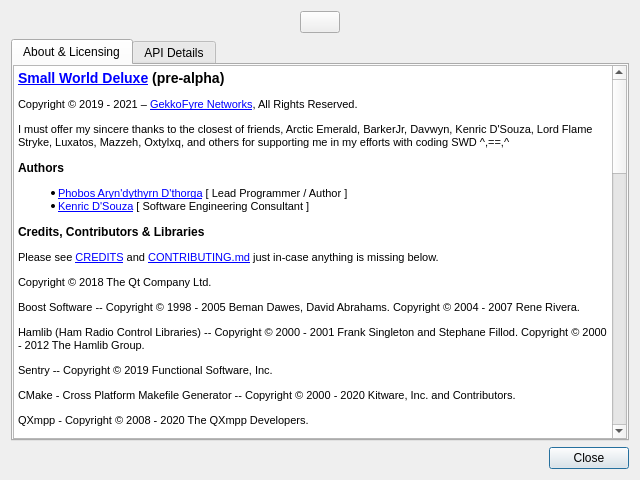
This is src/ui/aboutdialog.ui in GekkoFyre/small-world-deluxe as Qt 5 draws it before an edit. The edited form follows.
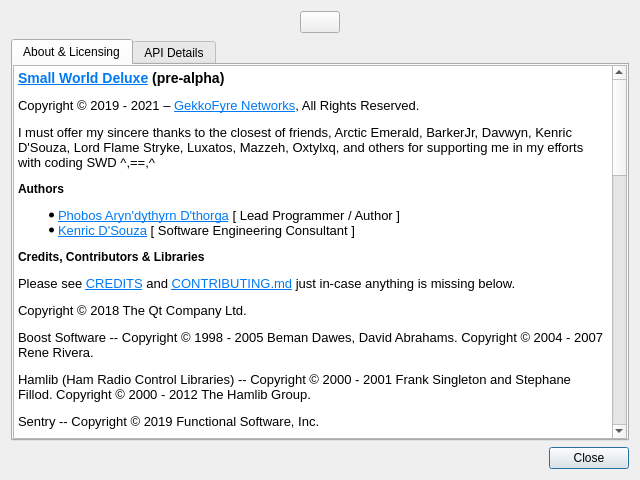
This is the edited form.

Commit message: * Added further integration for the spelling library, QtSpell, which uses Enchant as a basis for its spell-checking. * Updated CREDITS file and related.

```diff
--- a/src/ui/aboutdialog.ui
+++ b/src/ui/aboutdialog.ui
@@ -159,64 +159,49 @@
                 <string>&lt;!DOCTYPE HTML PUBLIC &quot;-//W3C//DTD HTML 4.0//EN&quot; &quot;http://www.w3.org/TR/REC-html40/strict.dtd&quot;&gt;
 &lt;html&gt;&lt;head&gt;&lt;meta name=&quot;qrichtext&quot; content=&quot;1&quot; /&gt;&lt;title&gt;About&lt;/title&gt;&lt;style type=&quot;text/css&quot;&gt;
 p, li { white-space: pre-wrap; }
-&lt;/style&gt;&lt;/head&gt;&lt;body style=&quot; font-family:'MS Shell Dlg 2'; font-size:7.8pt; font-weight:400; font-style:normal;&quot;&gt;
-&lt;h3 style=&quot; margin-top:14px; margin-bottom:12px; margin-left:0px; margin-right:0px; -qt-block-indent:0; text-indent:0px;&quot;&gt;&lt;a href=&quot;https://git.gekkofyre.io/amateur-radio/small-world-deluxe/&quot;&gt;&lt;span style=&quot; font-size:8pt; font-weight:600; text-decoration: underline; color:#0000ff;&quot;&gt;Small World Deluxe&lt;/span&gt;&lt;/a&gt;&lt;span style=&quot; font-size:8pt; font-weight:600;&quot;&gt; (pre-alpha)&lt;/span&gt;&lt;/h3&gt;
-&lt;p style=&quot; margin-top:12px; margin-bottom:12px; margin-left:0px; margin-right:0px; -qt-block-indent:0; text-indent:0px;&quot;&gt;&lt;span style=&quot; font-size:8pt;&quot;&gt;Copyright © 2019 - 2021 – &lt;/span&gt;&lt;a href=&quot;https://gekkofyre.io/&quot;&gt;&lt;span style=&quot; font-size:8pt; text-decoration: underline; color:#0000ff;&quot;&gt;GekkoFyre Networks&lt;/span&gt;&lt;/a&gt;&lt;span style=&quot; font-size:8pt;&quot;&gt;, All Rights Reserved.&lt;/span&gt;&lt;/p&gt;
-&lt;p style=&quot; margin-top:12px; margin-bottom:12px; margin-left:0px; margin-right:0px; -qt-block-indent:0; text-indent:0px;&quot;&gt;&lt;span style=&quot; font-size:8pt;&quot;&gt;I must offer my sincere thanks to the closest of friends, Arctic Emerald, BarkerJr, Davwyn, Kenric D'Souza, Lord Flame Stryke, Luxatos, Mazzeh, Oxtylxq, and others for supporting me in my efforts with coding SWD ^,==,^&lt;/span&gt;&lt;/p&gt;
-&lt;h4 style=&quot; margin-top:12px; margin-bottom:12px; margin-left:0px; margin-right:0px; -qt-block-indent:0; text-indent:0px;&quot;&gt;&lt;span style=&quot; font-size:8pt; font-weight:600;&quot;&gt;Authors&lt;/span&gt;&lt;/h4&gt;
-&lt;ul style=&quot;margin-top: 0px; margin-bottom: 0px; margin-left: 0px; margin-right: 0px; -qt-list-indent: 1;&quot;&gt;&lt;li style=&quot; font-size:8pt;&quot; style=&quot; margin-top:12px; margin-bottom:0px; margin-left:0px; margin-right:0px; -qt-block-indent:0; text-indent:0px;&quot;&gt;&lt;a href=&quot;https://code.gekkofyre.io/phobos-dthorga&quot;&gt;&lt;span style=&quot; text-decoration: underline; color:#0000ff;&quot;&gt;Phobos Aryn'dythyrn D'thorga&lt;/span&gt;&lt;/a&gt; [ Lead Programmer / Author ]&lt;/li&gt;
-&lt;li style=&quot; font-size:8pt;&quot; style=&quot; margin-top:0px; margin-bottom:12px; margin-left:0px; margin-right:0px; -qt-block-indent:0; text-indent:0px;&quot;&gt;&lt;a href=&quot;https://code.gekkofyre.io/azurebyte&quot;&gt;&lt;span style=&quot; text-decoration: underline; color:#0000ff;&quot;&gt;Kenric D'Souza&lt;/span&gt;&lt;/a&gt; [ Software Engineering Consultant ] &lt;/li&gt;&lt;/ul&gt;
-&lt;h4 style=&quot; margin-top:12px; margin-bottom:12px; margin-left:0px; margin-right:0px; -qt-block-indent:0; text-indent:0px;&quot;&gt;&lt;span style=&quot; font-size:8pt; font-weight:600;&quot;&gt;Credits, Contributors &amp;amp; Libraries&lt;/span&gt;&lt;/h4&gt;
-&lt;p style=&quot; margin-top:12px; margin-bottom:12px; margin-left:0px; margin-right:0px; -qt-block-indent:0; text-indent:0px;&quot;&gt;&lt;span style=&quot; font-size:8pt;&quot;&gt;Please see &lt;/span&gt;&lt;a href=&quot;https://code.gekkofyre.io/amateur-radio/small-world-deluxe/-/blob/develop/CREDITS&quot;&gt;&lt;span style=&quot; font-size:8pt; text-decoration: underline; color:#0000ff;&quot;&gt;CREDITS&lt;/span&gt;&lt;/a&gt;&lt;span style=&quot; font-size:8pt;&quot;&gt; and &lt;/span&gt;&lt;a href=&quot;https://code.gekkofyre.io/amateur-radio/small-world-deluxe/-/blob/develop/CONTRIBUTING.md&quot;&gt;&lt;span style=&quot; font-size:8pt; text-decoration: underline; color:#0000ff;&quot;&gt;CONTRIBUTING.md&lt;/span&gt;&lt;/a&gt;&lt;span style=&quot; font-size:8pt;&quot;&gt; just in-case anything is missing below.&lt;/span&gt;&lt;/p&gt;
-&lt;p style=&quot; margin-top:12px; margin-bottom:12px; margin-left:0px; margin-right:0px; -qt-block-indent:0; text-indent:0px;&quot;&gt;&lt;span style=&quot; font-family:'Courier New'; font-size:8pt;&quot;&gt;Copyright © 2018 The Qt Company Ltd.&lt;/span&gt;&lt;/p&gt;
-&lt;p style=&quot; margin-top:12px; margin-bottom:12px; margin-left:0px; margin-right:0px; -qt-block-indent:0; text-indent:0px;&quot;&gt;&lt;span style=&quot; font-family:'Courier New'; font-size:8pt;&quot;&gt;Boost Software -- Copyright © 1998 - 2005 Beman Dawes, David Abrahams. Copyright © 2004 - 2007 Rene Rivera.&lt;/span&gt;&lt;/p&gt;
-&lt;p style=&quot; margin-top:12px; margin-bottom:12px; margin-left:0px; margin-right:0px; -qt-block-indent:0; text-indent:0px;&quot;&gt;&lt;span style=&quot; font-family:'Courier New'; font-size:8pt;&quot;&gt;Hamlib (Ham Radio Control Libraries) -- Copyright © 2000 - 2001 Frank Singleton and Stephane Fillod. Copyright © 2000 - 2012 The Hamlib Group.&lt;/span&gt;&lt;/p&gt;
-&lt;p style=&quot; margin-top:12px; margin-bottom:12px; margin-left:0px; margin-right:0px; -qt-block-indent:0; text-indent:0px;&quot;&gt;&lt;span style=&quot; font-family:'Courier New'; font-size:8pt;&quot;&gt;Sentry -- Copyright © 2019 Functional Software, Inc.&lt;/span&gt;&lt;/p&gt;
-&lt;p style=&quot; margin-top:12px; margin-bottom:12px; margin-left:0px; margin-right:0px; -qt-block-indent:0; text-indent:0px;&quot;&gt;&lt;span style=&quot; font-family:'Courier New'; font-size:8pt;&quot;&gt;CMake - Cross Platform Makefile Generator -- Copyright © 2000 - 2020 Kitware, Inc. and Contributors.&lt;/span&gt;&lt;/p&gt;
-&lt;p style=&quot; margin-top:12px; margin-bottom:12px; margin-left:0px; margin-right:0px; -qt-block-indent:0; text-indent:0px;&quot;&gt;&lt;span style=&quot; font-family:'Courier New'; font-size:8pt;&quot;&gt;QXmpp - Copyright © 2008 - 2020 The QXmpp Developers.&lt;/span&gt;&lt;/p&gt;
-&lt;p style=&quot; margin-top:12px; margin-bottom:12px; margin-left:0px; margin-right:0px; -qt-block-indent:0; text-indent:0px;&quot;&gt;&lt;span style=&quot; font-family:'Courier New'; font-size:8pt;&quot;&gt;SingleApplication -- Copyright © 2015 - 2020 Itay Grudev.&lt;/span&gt;&lt;/p&gt;
-&lt;p style=&quot; margin-top:12px; margin-bottom:12px; margin-left:0px; margin-right:0px; -qt-block-indent:0; text-indent:0px;&quot;&gt;&lt;span style=&quot; font-family:'Courier New'; font-size:8pt;&quot;&gt;KissFFT -- Copyright © 2003 - 2010 Mark Borgerding . All rights reserved.&lt;/span&gt;&lt;/p&gt;
-&lt;p style=&quot; margin-top:12px; margin-bottom:12px; margin-left:0px; margin-right:0px; -qt-block-indent:0; text-indent:0px;&quot;&gt;&lt;span style=&quot; font-family:'Courier New'; font-size:8pt;&quot;&gt;Hunspell -- Copyright © 2021 Kevin Hendricks and Caolán McNamara et al.&lt;/span&gt;&lt;/p&gt;
-&lt;p style=&quot; margin-top:12px; margin-bottom:12px; margin-left:0px; margin-right:0px; -qt-block-indent:0; text-indent:0px;&quot;&gt;&lt;span style=&quot; font-family:'Courier New'; font-size:8pt;&quot;&gt;QwtWaterfallplot -- Copyright © 2019 Amine Mzoughi.&lt;/span&gt;&lt;/p&gt;
+&lt;/style&gt;&lt;/head&gt;&lt;body style=&quot; font-family:'Noto Sans'; font-size:10pt; font-weight:400; font-style:normal;&quot;&gt;
+&lt;h3 style=&quot; margin-top:14px; margin-bottom:12px; margin-left:0px; margin-right:0px; -qt-block-indent:0; text-indent:0px;&quot;&gt;&lt;a name=&quot;small-world-deluxe-pre-alpha&quot;&gt;&lt;/a&gt;&lt;a href=&quot;https://git.gekkofyre.io/amateur-radio/small-world-deluxe/&quot;&gt;&lt;span style=&quot; font-size:large; font-weight:600; text-decoration: underline; color:#007af4;&quot;&gt;S&lt;/span&gt;&lt;/a&gt;&lt;span style=&quot; font-size:large; font-weight:600; text-decoration: underline; color:#007af4;&quot;&gt;mall World Deluxe&lt;/span&gt;&lt;span style=&quot; font-size:large; font-weight:600;&quot;&gt; (pre-alpha)&lt;/span&gt;&lt;/h3&gt;
+&lt;p style=&quot; margin-top:12px; margin-bottom:12px; margin-left:0px; margin-right:0px; -qt-block-indent:0; text-indent:0px;&quot;&gt;Copyright © 2019 - 2021 – &lt;a href=&quot;https://gekkofyre.io/&quot;&gt;&lt;span style=&quot; text-decoration: underline; color:#007af4;&quot;&gt;GekkoFyre Networks&lt;/span&gt;&lt;/a&gt;, All Rights Reserved.&lt;/p&gt;
+&lt;p style=&quot; margin-top:12px; margin-bottom:12px; margin-left:0px; margin-right:0px; -qt-block-indent:0; text-indent:0px;&quot;&gt;I must offer my sincere thanks to the closest of friends, Arctic Emerald, BarkerJr, Davwyn, Kenric D'Souza, Lord Flame Stryke, Luxatos, Mazzeh, Oxtylxq, and others for supporting me in my efforts with coding SWD ^,==,^&lt;/p&gt;
+&lt;h4 style=&quot; margin-top:12px; margin-bottom:12px; margin-left:0px; margin-right:0px; -qt-block-indent:0; text-indent:0px;&quot;&gt;&lt;a name=&quot;authors&quot;&gt;&lt;/a&gt;&lt;span style=&quot; font-size:medium; font-weight:600;&quot;&gt;A&lt;/span&gt;&lt;span style=&quot; font-size:medium; font-weight:600;&quot;&gt;uthors&lt;/span&gt;&lt;/h4&gt;
+&lt;ul style=&quot;margin-top: 0px; margin-bottom: 0px; margin-left: 0px; margin-right: 0px; -qt-list-indent: 1;&quot;&gt;&lt;li style=&quot; margin-top:12px; margin-bottom:0px; margin-left:0px; margin-right:0px; -qt-block-indent:0; text-indent:0px;&quot;&gt;&lt;a href=&quot;https://code.gekkofyre.io/phobos-dthorga&quot;&gt;&lt;span style=&quot; text-decoration: underline; color:#007af4;&quot;&gt;Phobos Aryn'dythyrn D'thorga&lt;/span&gt;&lt;/a&gt; [ Lead Programmer / Author ]&lt;/li&gt;
+&lt;li style=&quot; margin-top:0px; margin-bottom:12px; margin-left:0px; margin-right:0px; -qt-block-indent:0; text-indent:0px;&quot;&gt;&lt;a href=&quot;https://code.gekkofyre.io/azurebyte&quot;&gt;&lt;span style=&quot; text-decoration: underline; color:#007af4;&quot;&gt;Kenric D'Souza&lt;/span&gt;&lt;/a&gt; [ Software Engineering Consultant ] &lt;/li&gt;&lt;/ul&gt;
+&lt;h4 style=&quot; margin-top:12px; margin-bottom:12px; margin-left:0px; margin-right:0px; -qt-block-indent:0; text-indent:0px;&quot;&gt;&lt;a name=&quot;credits-contributors--libraries&quot;&gt;&lt;/a&gt;&lt;span style=&quot; font-size:medium; font-weight:600;&quot;&gt;C&lt;/span&gt;&lt;span style=&quot; font-size:medium; font-weight:600;&quot;&gt;redits, Contributors &amp;amp; Libraries&lt;/span&gt;&lt;/h4&gt;
+&lt;p style=&quot; margin-top:12px; margin-bottom:12px; margin-left:0px; margin-right:0px; -qt-block-indent:0; text-indent:0px;&quot;&gt;Please see &lt;a href=&quot;https://code.gekkofyre.io/amateur-radio/small-world-deluxe/-/blob/develop/CREDITS&quot;&gt;&lt;span style=&quot; text-decoration: underline; color:#007af4;&quot;&gt;CREDITS&lt;/span&gt;&lt;/a&gt; and &lt;a href=&quot;https://code.gekkofyre.io/amateur-radio/small-world-deluxe/-/blob/develop/CONTRIBUTING.md&quot;&gt;&lt;span style=&quot; text-decoration: underline; color:#007af4;&quot;&gt;CONTRIBUTING.md&lt;/span&gt;&lt;/a&gt; just in-case anything is missing below.&lt;/p&gt;
+&lt;p style=&quot; margin-top:12px; margin-bottom:12px; margin-left:0px; margin-right:0px; -qt-block-indent:0; text-indent:0px;&quot;&gt;&lt;span style=&quot; font-family:'Hack';&quot;&gt;Copyright © 2018 The Qt Company Ltd.&lt;/span&gt;&lt;/p&gt;
+&lt;p style=&quot; margin-top:12px; margin-bottom:12px; margin-left:0px; margin-right:0px; -qt-block-indent:0; text-indent:0px;&quot;&gt;&lt;span style=&quot; font-family:'Hack';&quot;&gt;Boost Software -- Copyright © 1998 - 2005 Beman Dawes, David Abrahams. Copyright © 2004 - 2007 Rene Rivera.&lt;/span&gt;&lt;/p&gt;
+&lt;p style=&quot; margin-top:12px; margin-bottom:12px; margin-left:0px; margin-right:0px; -qt-block-indent:0; text-indent:0px;&quot;&gt;&lt;span style=&quot; font-family:'Hack';&quot;&gt;Hamlib (Ham Radio Control Libraries) -- Copyright © 2000 - 2001 Frank Singleton and Stephane Fillod. Copyright © 2000 - 2012 The Hamlib Group.&lt;/span&gt;&lt;/p&gt;
+&lt;p style=&quot; margin-top:12px; margin-bottom:12px; margin-left:0px; margin-right:0px; -qt-block-indent:0; text-indent:0px;&quot;&gt;&lt;span style=&quot; font-family:'Hack';&quot;&gt;Sentry -- Copyright © 2019 Functional Software, Inc.&lt;/span&gt;&lt;/p&gt;
+&lt;p style=&quot; margin-top:12px; margin-bottom:12px; margin-left:0px; margin-right:0px; -qt-block-indent:0; text-indent:0px;&quot;&gt;&lt;span style=&quot; font-family:'Hack';&quot;&gt;CMake - Cross Platform Makefile Generator -- Copyright © 2000 - 2020 Kitware, Inc. and Contributors.&lt;/span&gt;&lt;/p&gt;
+&lt;p style=&quot; margin-top:12px; margin-bottom:12px; margin-left:0px; margin-right:0px; -qt-block-indent:0; text-indent:0px;&quot;&gt;&lt;span style=&quot; font-family:'Hack';&quot;&gt;QXmpp - Copyright © 2008 - 2020 The QXmpp Developers.&lt;/span&gt;&lt;/p&gt;
+&lt;p style=&quot; margin-top:12px; margin-bottom:12px; margin-left:0px; margin-right:0px; -qt-block-indent:0; text-indent:0px;&quot;&gt;&lt;span style=&quot; font-family:'Hack';&quot;&gt;SingleApplication -- Copyright © 2015 - 2020 Itay Grudev.&lt;/span&gt;&lt;/p&gt;
+&lt;p style=&quot; margin-top:12px; margin-bottom:12px; margin-left:0px; margin-right:0px; -qt-block-indent:0; text-indent:0px;&quot;&gt;&lt;span style=&quot; font-family:'Hack';&quot;&gt;KissFFT -- Copyright © 2003 - 2010 Mark Borgerding . All rights reserved.&lt;/span&gt;&lt;/p&gt;
+&lt;p style=&quot; margin-top:12px; margin-bottom:12px; margin-left:0px; margin-right:0px; -qt-block-indent:0; text-indent:0px;&quot;&gt;&lt;span style=&quot; font-family:'Hack';&quot;&gt;Enchant -- Copyright © 1998 - 2020 AbiSource Community. All rights reserved.&lt;/span&gt;&lt;/p&gt;
+&lt;p style=&quot; margin-top:12px; margin-bottom:12px; margin-left:0px; margin-right:0px; -qt-block-indent:0; text-indent:0px;&quot;&gt;&lt;span style=&quot; font-family:'Hack';&quot;&gt;QtSpell - Copyright © 2014 Sandro Mani.&lt;/span&gt;&lt;/p&gt;
+&lt;p style=&quot; margin-top:12px; margin-bottom:12px; margin-left:0px; margin-right:0px; -qt-block-indent:0; text-indent:0px;&quot;&gt;&lt;span style=&quot; font-family:'Hack';&quot;&gt;QwtWaterfallplot -- Copyright © 2019 Amine Mzoughi.&lt;/span&gt;&lt;/p&gt;
 &lt;hr /&gt;
-&lt;p style=&quot; margin-top:12px; margin-bottom:0px; margin-left:0px; margin-right:0px; -qt-block-indent:0; text-indent:0px;&quot;&gt;&lt;span style=&quot; font-family:'Courier New'; font-size:8pt;&quot;&gt;Opus&lt;/span&gt;&lt;/p&gt;
-&lt;p style=&quot; margin-top:0px; margin-bottom:0px; margin-left:0px; margin-right:0px; -qt-block-indent:0; text-indent:0px;&quot;&gt;&lt;span style=&quot; font-family:'Courier New'; font-size:8pt;&quot;&gt;----------------------------------&lt;/span&gt;&lt;/p&gt;
-&lt;p style=&quot; margin-top:0px; margin-bottom:0px; margin-left:0px; margin-right:0px; -qt-block-indent:0; text-indent:0px;&quot;&gt;&lt;span style=&quot; font-family:'Courier New'; font-size:8pt;&quot;&gt;Copyright © 2001 - 2011 Xiph.Org, Skype Limited, Octasic, Jean-Marc Valin, Timothy B. Terriberry, CSIRO, Gregory Maxwell, Mark Borgerding, Erik de Castro Lopo.&lt;/span&gt;&lt;/p&gt;
-&lt;p style=&quot;-qt-paragraph-type:empty; margin-top:0px; margin-bottom:12px; margin-left:0px; margin-right:0px; -qt-block-indent:0; text-indent:0px; font-family:'Courier New'; font-size:8pt;&quot;&gt;&lt;br /&gt;&lt;/p&gt;
-&lt;p style=&quot; margin-top:12px; margin-bottom:0px; margin-left:0px; margin-right:0px; -qt-block-indent:0; text-indent:0px;&quot;&gt;&lt;span style=&quot; font-family:'Courier New'; font-size:8pt;&quot;&gt;Hunspell (dictionaries)&lt;/span&gt;&lt;/p&gt;
-&lt;p style=&quot; margin-top:0px; margin-bottom:0px; margin-left:0px; margin-right:0px; -qt-block-indent:0; text-indent:0px;&quot;&gt;&lt;span style=&quot; font-family:'Courier New'; font-size:8pt;&quot;&gt;----------------------------------&lt;/span&gt;&lt;/p&gt;
-&lt;p style=&quot; margin-top:0px; margin-bottom:0px; margin-left:0px; margin-right:0px; -qt-block-indent:0; text-indent:0px;&quot;&gt;&lt;span style=&quot; font-family:'Courier New'; font-size:8pt;&quot;&gt;The MIT License&lt;/span&gt;&lt;/p&gt;
-&lt;p style=&quot; margin-top:0px; margin-bottom:0px; margin-left:0px; margin-right:0px; -qt-block-indent:0; text-indent:0px;&quot;&gt;&lt;span style=&quot; font-family:'Courier New'; font-size:8pt;&quot;&gt;Copyright © 2015 Titus Wormer &amp;lt;tituswormer@gmail.com&amp;gt;&lt;/span&gt;&lt;/p&gt;
-&lt;p style=&quot;-qt-paragraph-type:empty; margin-top:0px; margin-bottom:0px; margin-left:0px; margin-right:0px; -qt-block-indent:0; text-indent:0px; font-family:'Courier New'; font-size:8pt;&quot;&gt;&lt;br /&gt;&lt;/p&gt;
-&lt;p style=&quot; margin-top:0px; margin-bottom:0px; margin-left:0px; margin-right:0px; -qt-block-indent:0; text-indent:0px;&quot;&gt;&lt;span style=&quot; font-family:'Courier New'; font-size:8pt;&quot;&gt;Permission is hereby granted, free of charge, to any person obtaining&lt;/span&gt;&lt;/p&gt;
-&lt;p style=&quot; margin-top:0px; margin-bottom:0px; margin-left:0px; margin-right:0px; -qt-block-indent:0; text-indent:0px;&quot;&gt;&lt;span style=&quot; font-family:'Courier New'; font-size:8pt;&quot;&gt;a copy of this software and associated documentation files (the&lt;/span&gt;&lt;/p&gt;
-&lt;p style=&quot; margin-top:0px; margin-bottom:0px; margin-left:0px; margin-right:0px; -qt-block-indent:0; text-indent:0px;&quot;&gt;&lt;span style=&quot; font-family:'Courier New'; font-size:8pt;&quot;&gt;'Software'), to deal in the Software without restriction, including&lt;/span&gt;&lt;/p&gt;
-&lt;p style=&quot; margin-top:0px; margin-bottom:0px; margin-left:0px; margin-right:0px; -qt-block-indent:0; text-indent:0px;&quot;&gt;&lt;span style=&quot; font-family:'Courier New'; font-size:8pt;&quot;&gt;without limitation the rights to use, copy, modify, merge, publish,&lt;/span&gt;&lt;/p&gt;
-&lt;p style=&quot; margin-top:0px; margin-bottom:0px; margin-left:0px; margin-right:0px; -qt-block-indent:0; text-indent:0px;&quot;&gt;&lt;span style=&quot; font-family:'Courier New'; font-size:8pt;&quot;&gt;distribute, sublicense, and/or sell copies of the Software, and to&lt;/span&gt;&lt;/p&gt;
-&lt;p style=&quot; margin-top:0px; margin-bottom:0px; margin-left:0px; margin-right:0px; -qt-block-indent:0; text-indent:0px;&quot;&gt;&lt;span style=&quot; font-family:'Courier New'; font-size:8pt;&quot;&gt;permit persons to whom the Software is furnished to do so, subject to&lt;/span&gt;&lt;/p&gt;
-&lt;p style=&quot; margin-top:0px; margin-bottom:0px; margin-left:0px; margin-right:0px; -qt-block-indent:0; text-indent:0px;&quot;&gt;&lt;span style=&quot; font-family:'Courier New'; font-size:8pt;&quot;&gt;the following conditions:&lt;/span&gt;&lt;/p&gt;
-&lt;p style=&quot;-qt-paragraph-type:empty; margin-top:0px; margin-bottom:0px; margin-left:0px; margin-right:0px; -qt-block-indent:0; text-indent:0px; font-family:'Courier New'; font-size:8pt;&quot;&gt;&lt;br /&gt;&lt;/p&gt;
-&lt;p style=&quot; margin-top:0px; margin-bottom:0px; margin-left:0px; margin-right:0px; -qt-block-indent:0; text-indent:0px;&quot;&gt;&lt;span style=&quot; font-family:'Courier New'; font-size:8pt;&quot;&gt;The above copyright notice and this permission notice shall be&lt;/span&gt;&lt;/p&gt;
-&lt;p style=&quot; margin-top:0px; margin-bottom:0px; margin-left:0px; margin-right:0px; -qt-block-indent:0; text-indent:0px;&quot;&gt;&lt;span style=&quot; font-family:'Courier New'; font-size:8pt;&quot;&gt;included in all copies or substantial portions of the Software.&lt;/span&gt;&lt;/p&gt;
-&lt;p style=&quot;-qt-paragraph-type:empty; margin-top:0px; margin-bottom:12px; margin-left:0px; margin-right:0px; -qt-block-indent:0; text-indent:0px; font-family:'Courier New'; font-size:8pt;&quot;&gt;&lt;br /&gt;&lt;/p&gt;
-&lt;p style=&quot; margin-top:12px; margin-bottom:0px; margin-left:0px; margin-right:0px; -qt-block-indent:0; text-indent:0px;&quot;&gt;&lt;span style=&quot; font-family:'Courier New'; font-size:8pt;&quot;&gt;libopusenc&lt;/span&gt;&lt;/p&gt;
-&lt;p style=&quot; margin-top:0px; margin-bottom:0px; margin-left:0px; margin-right:0px; -qt-block-indent:0; text-indent:0px;&quot;&gt;&lt;span style=&quot; font-family:'Courier New'; font-size:8pt;&quot;&gt;----------------------------------&lt;/span&gt;&lt;/p&gt;
-&lt;p style=&quot; margin-top:0px; margin-bottom:0px; margin-left:0px; margin-right:0px; -qt-block-indent:0; text-indent:0px;&quot;&gt;&lt;span style=&quot; font-family:'Courier New'; font-size:8pt;&quot;&gt;Copyright © 1994 - 2013 Xiph.Org Foundation and contributors.&lt;/span&gt;&lt;/p&gt;
-&lt;p style=&quot; margin-top:0px; margin-bottom:0px; margin-left:0px; margin-right:0px; -qt-block-indent:0; text-indent:0px;&quot;&gt;&lt;span style=&quot; font-family:'Courier New'; font-size:8pt;&quot;&gt;Copyright © 2017 Jean-Marc Valin.&lt;/span&gt;&lt;/p&gt;
-&lt;p style=&quot;-qt-paragraph-type:empty; margin-top:0px; margin-bottom:12px; margin-left:0px; margin-right:0px; -qt-block-indent:0; text-indent:0px; font-family:'Courier New'; font-size:8pt;&quot;&gt;&lt;br /&gt;&lt;/p&gt;
-&lt;p style=&quot; margin-top:12px; margin-bottom:12px; margin-left:40px; margin-right:40px; -qt-block-indent:0; text-indent:0px;&quot;&gt;&lt;span style=&quot; font-size:8pt;&quot;&gt;Redistribution and use in source and binary forms, with or without modification, are permitted provided that the following conditions are met:&lt;/span&gt;&lt;/p&gt;
-&lt;ul style=&quot;margin-top: 0px; margin-bottom: 0px; margin-left: 0px; margin-right: 0px; -qt-list-indent: 1;&quot;&gt;&lt;li style=&quot; font-size:8pt;&quot; style=&quot; margin-top:12px; margin-bottom:0px; margin-left:40px; margin-right:40px; -qt-block-indent:0; text-indent:0px;&quot;&gt;Redistributions of source code must retain the above copyright notice, this list of conditions and the following disclaimer.&lt;/li&gt;
-&lt;li style=&quot; font-size:8pt;&quot; style=&quot; margin-top:0px; margin-bottom:0px; margin-left:40px; margin-right:40px; -qt-block-indent:0; text-indent:0px;&quot;&gt;Redistributions in binary form must reproduce the above copyright notice, this list of conditions and the following disclaimer in the documentation and/or other materials provided with the distribution.&lt;/li&gt;
-&lt;li style=&quot; font-size:8pt;&quot; style=&quot; margin-top:0px; margin-bottom:12px; margin-left:40px; margin-right:40px; -qt-block-indent:0; text-indent:0px;&quot;&gt;Neither the name of Internet Society, IETF or IETF Trust, nor the names of specific contributors, may be used to endorse or promote products derived from this software without specific prior written permission. &lt;/li&gt;&lt;/ul&gt;
-&lt;p style=&quot; margin-top:12px; margin-bottom:12px; margin-left:40px; margin-right:40px; -qt-block-indent:0; text-indent:0px;&quot;&gt;&lt;span style=&quot; font-family:'Courier New'; font-size:8pt;&quot;&gt;THIS SOFTWARE IS PROVIDED BY THE COPYRIGHT HOLDERS AND CONTRIBUTORS ``AS IS'' AND ANY EXPRESS OR IMPLIED WARRANTIES, INCLUDING, BUT NOT LIMITED TO, THE IMPLIED WARRANTIES OF MERCHANTABILITY AND FITNESS FOR A PARTICULAR PURPOSE ARE DISCLAIMED. IN NO EVENT SHALL THE COPYRIGHT OWNER OR CONTRIBUTORS BE LIABLE FOR ANY DIRECT, INDIRECT, INCIDENTAL, SPECIAL, EXEMPLARY, OR CONSEQUENTIAL DAMAGES (INCLUDING, BUT NOT LIMITED TO, PROCUREMENT OF SUBSTITUTE GOODS OR SERVICES; LOSS OF USE, DATA, OR PROFITS; OR BUSINESS INTERRUPTION) HOWEVER CAUSED AND ON ANY THEORY OF LIABILITY, WHETHER IN CONTRACT, STRICT LIABILITY, OR TORT (INCLUDING NEGLIGENCE OR OTHERWISE) ARISING IN ANY WAY OUT OF THE USE OF THIS SOFTWARE, EVEN IF ADVISED OF THE POSSIBILITY OF SUCH DAMAGE.&lt;/span&gt;&lt;/p&gt;
-&lt;p style=&quot; margin-top:12px; margin-bottom:12px; margin-left:40px; margin-right:40px; -qt-block-indent:0; text-indent:0px;&quot;&gt;&lt;span style=&quot; font-size:8pt;&quot;&gt;Opus is subject to the royalty-free patent licenses which are specified at:&lt;/span&gt;&lt;/p&gt;
-&lt;p style=&quot; margin-top:12px; margin-bottom:12px; margin-left:40px; margin-right:40px; -qt-block-indent:0; text-indent:0px;&quot;&gt;&lt;span style=&quot; font-size:8pt;&quot;&gt;Xiph.Org Foundation: &lt;/span&gt;&lt;a href=&quot;https://datatracker.ietf.org/ipr/1524/&quot;&gt;&lt;span style=&quot; font-size:8pt; text-decoration: underline; color:#0000ff;&quot;&gt;https://datatracker.ietf.org/ipr/1524/&lt;/span&gt;&lt;/a&gt;&lt;/p&gt;
-&lt;p style=&quot; margin-top:12px; margin-bottom:12px; margin-left:40px; margin-right:40px; -qt-block-indent:0; text-indent:0px;&quot;&gt;&lt;span style=&quot; font-size:8pt;&quot;&gt;Microsoft Corporation: &lt;/span&gt;&lt;a href=&quot;https://datatracker.ietf.org/ipr/1914/&quot;&gt;&lt;span style=&quot; font-size:8pt; text-decoration: underline; color:#0000ff;&quot;&gt;https://datatracker.ietf.org/ipr/1914/&lt;/span&gt;&lt;/a&gt;&lt;/p&gt;
-&lt;p style=&quot; margin-top:12px; margin-bottom:12px; margin-left:40px; margin-right:40px; -qt-block-indent:0; text-indent:0px;&quot;&gt;&lt;span style=&quot; font-size:8pt;&quot;&gt;Broadcom Corporation: &lt;/span&gt;&lt;a href=&quot;https://datatracker.ietf.org/ipr/1526/&quot;&gt;&lt;span style=&quot; font-size:8pt; text-decoration: underline; color:#0000ff;&quot;&gt;https://datatracker.ietf.org/ipr/1526/&lt;/span&gt;&lt;/a&gt;&lt;/p&gt;
+&lt;p style=&quot; margin-top:12px; margin-bottom:0px; margin-left:0px; margin-right:0px; -qt-block-indent:0; text-indent:0px;&quot;&gt;&lt;span style=&quot; font-family:'Hack';&quot;&gt;Opus&lt;/span&gt;&lt;/p&gt;
+&lt;p style=&quot; margin-top:0px; margin-bottom:0px; margin-left:0px; margin-right:0px; -qt-block-indent:0; text-indent:0px;&quot;&gt;&lt;span style=&quot; font-family:'Hack';&quot;&gt;----------------------------------&lt;/span&gt;&lt;/p&gt;
+&lt;p style=&quot; margin-top:0px; margin-bottom:0px; margin-left:0px; margin-right:0px; -qt-block-indent:0; text-indent:0px;&quot;&gt;&lt;span style=&quot; font-family:'Hack';&quot;&gt;Copyright © 2001 - 2011 Xiph.Org, Skype Limited, Octasic, Jean-Marc Valin, Timothy B. Terriberry, CSIRO, Gregory Maxwell, Mark Borgerding, Erik de Castro Lopo.&lt;/span&gt;&lt;/p&gt;
+&lt;p style=&quot;-qt-paragraph-type:empty; margin-top:0px; margin-bottom:12px; margin-left:0px; margin-right:0px; -qt-block-indent:0; text-indent:0px; font-family:'Hack';&quot;&gt;&lt;br /&gt;&lt;/p&gt;
+&lt;p style=&quot; margin-top:12px; margin-bottom:0px; margin-left:0px; margin-right:0px; -qt-block-indent:0; text-indent:0px;&quot;&gt;&lt;span style=&quot; font-family:'Hack';&quot;&gt;libopusenc&lt;/span&gt;&lt;/p&gt;
+&lt;p style=&quot; margin-top:0px; margin-bottom:0px; margin-left:0px; margin-right:0px; -qt-block-indent:0; text-indent:0px;&quot;&gt;&lt;span style=&quot; font-family:'Hack';&quot;&gt;----------------------------------&lt;/span&gt;&lt;/p&gt;
+&lt;p style=&quot; margin-top:0px; margin-bottom:0px; margin-left:0px; margin-right:0px; -qt-block-indent:0; text-indent:0px;&quot;&gt;&lt;span style=&quot; font-family:'Hack';&quot;&gt;Copyright © 1994 - 2013 Xiph.Org Foundation and contributors.&lt;/span&gt;&lt;/p&gt;
+&lt;p style=&quot; margin-top:0px; margin-bottom:0px; margin-left:0px; margin-right:0px; -qt-block-indent:0; text-indent:0px;&quot;&gt;&lt;span style=&quot; font-family:'Hack';&quot;&gt;Copyright © 2017 Jean-Marc Valin.&lt;/span&gt;&lt;/p&gt;
+&lt;p style=&quot;-qt-paragraph-type:empty; margin-top:0px; margin-bottom:12px; margin-left:0px; margin-right:0px; -qt-block-indent:0; text-indent:0px; font-family:'Hack';&quot;&gt;&lt;br /&gt;&lt;/p&gt;
+&lt;p style=&quot; margin-top:12px; margin-bottom:12px; margin-left:40px; margin-right:40px; -qt-block-indent:0; text-indent:0px;&quot;&gt;Redistribution and use in source and binary forms, with or without modification, are permitted provided that the following conditions are met:&lt;/p&gt;
+&lt;ul style=&quot;margin-top: 0px; margin-bottom: 0px; margin-left: 0px; margin-right: 0px; -qt-list-indent: 1;&quot;&gt;&lt;li style=&quot; margin-top:12px; margin-bottom:0px; margin-left:40px; margin-right:40px; -qt-block-indent:0; text-indent:0px;&quot;&gt;Redistributions of source code must retain the above copyright notice, this list of conditions and the following disclaimer.&lt;/li&gt;
+&lt;li style=&quot; margin-top:0px; margin-bottom:0px; margin-left:40px; margin-right:40px; -qt-block-indent:0; text-indent:0px;&quot;&gt;Redistributions in binary form must reproduce the above copyright notice, this list of conditions and the following disclaimer in the documentation and/or other materials provided with the distribution.&lt;/li&gt;
+&lt;li style=&quot; margin-top:0px; margin-bottom:12px; margin-left:40px; margin-right:40px; -qt-block-indent:0; text-indent:0px;&quot;&gt;Neither the name of Internet Society, IETF or IETF Trust, nor the names of specific contributors, may be used to endorse or promote products derived from this software without specific prior written permission. &lt;/li&gt;&lt;/ul&gt;
+&lt;p style=&quot; margin-top:12px; margin-bottom:12px; margin-left:40px; margin-right:40px; -qt-block-indent:0; text-indent:0px;&quot;&gt;&lt;span style=&quot; font-family:'Hack';&quot;&gt;THIS SOFTWARE IS PROVIDED BY THE COPYRIGHT HOLDERS AND CONTRIBUTORS ``AS IS'' AND ANY EXPRESS OR IMPLIED WARRANTIES, INCLUDING, BUT NOT LIMITED TO, THE IMPLIED WARRANTIES OF MERCHANTABILITY AND FITNESS FOR A PARTICULAR PURPOSE ARE DISCLAIMED. IN NO EVENT SHALL THE COPYRIGHT OWNER OR CONTRIBUTORS BE LIABLE FOR ANY DIRECT, INDIRECT, INCIDENTAL, SPECIAL, EXEMPLARY, OR CONSEQUENTIAL DAMAGES (INCLUDING, BUT NOT LIMITED TO, PROCUREMENT OF SUBSTITUTE GOODS OR SERVICES; LOSS OF USE, DATA, OR PROFITS; OR BUSINESS INTERRUPTION) HOWEVER CAUSED AND ON ANY THEORY OF LIABILITY, WHETHER IN CONTRACT, STRICT LIABILITY, OR TORT (INCLUDING NEGLIGENCE OR OTHERWISE) ARISING IN ANY WAY OUT OF THE USE OF THIS SOFTWARE, EVEN IF ADVISED OF THE POSSIBILITY OF SUCH DAMAGE.&lt;/span&gt;&lt;/p&gt;
+&lt;p style=&quot; margin-top:12px; margin-bottom:12px; margin-left:40px; margin-right:40px; -qt-block-indent:0; text-indent:0px;&quot;&gt;Opus is subject to the royalty-free patent licenses which are specified at:&lt;/p&gt;
+&lt;p style=&quot; margin-top:12px; margin-bottom:12px; margin-left:40px; margin-right:40px; -qt-block-indent:0; text-indent:0px;&quot;&gt;Xiph.Org Foundation: &lt;a href=&quot;https://datatracker.ietf.org/ipr/1524/&quot;&gt;&lt;span style=&quot; text-decoration: underline; color:#007af4;&quot;&gt;https://datatracker.ietf.org/ipr/1524/&lt;/span&gt;&lt;/a&gt;&lt;/p&gt;
+&lt;p style=&quot; margin-top:12px; margin-bottom:12px; margin-left:40px; margin-right:40px; -qt-block-indent:0; text-indent:0px;&quot;&gt;Microsoft Corporation: &lt;a href=&quot;https://datatracker.ietf.org/ipr/1914/&quot;&gt;&lt;span style=&quot; text-decoration: underline; color:#007af4;&quot;&gt;https://datatracker.ietf.org/ipr/1914/&lt;/span&gt;&lt;/a&gt;&lt;/p&gt;
+&lt;p style=&quot; margin-top:12px; margin-bottom:12px; margin-left:40px; margin-right:40px; -qt-block-indent:0; text-indent:0px;&quot;&gt;Broadcom Corporation: &lt;a href=&quot;https://datatracker.ietf.org/ipr/1526/&quot;&gt;&lt;span style=&quot; text-decoration: underline; color:#007af4;&quot;&gt;https://datatracker.ietf.org/ipr/1526/&lt;/span&gt;&lt;/a&gt;&lt;/p&gt;
 &lt;hr /&gt;
-&lt;h4 style=&quot; margin-top:12px; margin-bottom:12px; margin-left:0px; margin-right:0px; -qt-block-indent:0; text-indent:0px;&quot;&gt;&lt;span style=&quot; font-size:8pt; font-weight:600;&quot;&gt;Licensing &amp;amp; Legalese&lt;/span&gt;&lt;/h4&gt;
-&lt;p style=&quot; margin-top:12px; margin-bottom:12px; margin-left:0px; margin-right:0px; -qt-block-indent:0; text-indent:0px;&quot;&gt;&lt;span style=&quot; font-size:8pt;&quot;&gt;Please see the &lt;/span&gt;&lt;a href=&quot;https://code.gekkofyre.io/amateur-radio/small-world-deluxe/-/blob/develop/LICENSE&quot;&gt;&lt;span style=&quot; font-size:8pt; text-decoration: underline; color:#0000ff;&quot;&gt;LICENSE&lt;/span&gt;&lt;/a&gt;&lt;span style=&quot; font-size:8pt;&quot;&gt; file within our GitLab repository for all licensing and legal matters.&lt;/span&gt;&lt;/p&gt;
-&lt;p style=&quot; margin-top:12px; margin-bottom:12px; margin-left:0px; margin-right:0px; -qt-block-indent:0; text-indent:0px;&quot;&gt;&lt;span style=&quot; font-size:8pt;&quot;&gt; &lt;/span&gt;&lt;/p&gt;&lt;/body&gt;&lt;/html&gt;</string>
+&lt;h4 style=&quot; margin-top:12px; margin-bottom:12px; margin-left:0px; margin-right:0px; -qt-block-indent:0; text-indent:0px;&quot;&gt;&lt;a name=&quot;licensing--legalese&quot;&gt;&lt;/a&gt;&lt;span style=&quot; font-size:medium; font-weight:600;&quot;&gt;L&lt;/span&gt;&lt;span style=&quot; font-size:medium; font-weight:600;&quot;&gt;icensing &amp;amp; Legalese&lt;/span&gt;&lt;/h4&gt;
+&lt;p style=&quot; margin-top:12px; margin-bottom:12px; margin-left:0px; margin-right:0px; -qt-block-indent:0; text-indent:0px;&quot;&gt;Please see the &lt;a href=&quot;https://code.gekkofyre.io/amateur-radio/small-world-deluxe/-/blob/develop/LICENSE&quot;&gt;&lt;span style=&quot; text-decoration: underline; color:#007af4;&quot;&gt;LICENSE&lt;/span&gt;&lt;/a&gt; file within our GitLab repository for all licensing and legal matters.&lt;/p&gt;
+&lt;p style=&quot; margin-top:12px; margin-bottom:12px; margin-left:0px; margin-right:0px; -qt-block-indent:0; text-indent:0px;&quot;&gt; &lt;/p&gt;&lt;/body&gt;&lt;/html&gt;</string>
                </property>
                <property name="textInteractionFlags">
                 <set>Qt::LinksAccessibleByKeyboard|Qt::LinksAccessibleByMouse|Qt::TextBrowserInteraction|Qt::TextSelectableByKeyboard|Qt::TextSelectableByMouse</set>
```
The commit also changes 9 other files.
